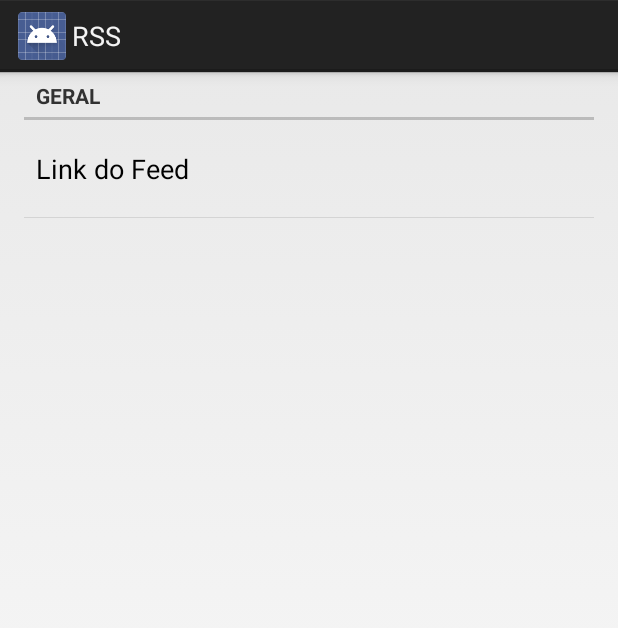
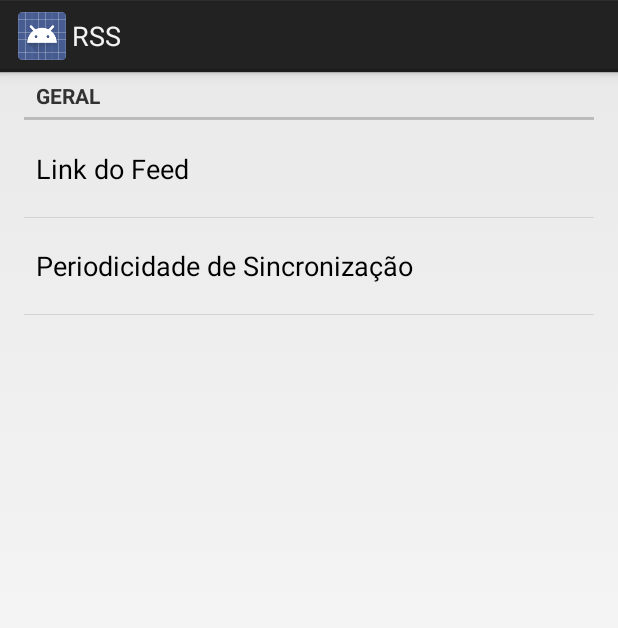
Before and after one commit to anderson-fsilva/programacao3_exercicios, an Android app: the screen it shows after launch (ConfigActivity), in the options menu, after a tap on "Configure", on a phone screen of 412 x 824 dp. Shown: the top 628 px of the screen. Run offline under Robolectric (Android 15) with nearby library versions, the phone set to English and light mode, and no system bars; 1 statement that could not run was skipped.

```diff
--- a/exercicio2-rss-master/RSS/app/src/main/AndroidManifest.xml
+++ b/exercicio2-rss-master/RSS/app/src/main/AndroidManifest.xml
@@ -30,6 +30,7 @@
         <receiver android:name=".ui.StaticReceiver" >
             <intent-filter>
                 <action android:name="broadcast.new.report"></action>
+                <category android:name="android.intent.category.DEFAULT"></category>
             </intent-filter>
 
         </receiver>
--- a/exercicio2-rss-master/RSS/app/src/main/java/br/ufpe/cin/if1001/rss/ui/ConfigActivity.java
+++ b/exercicio2-rss-master/RSS/app/src/main/java/br/ufpe/cin/if1001/rss/ui/ConfigActivity.java
@@ -1,8 +1,13 @@
 package br.ufpe.cin.if1001.rss.ui;
 
 import android.app.Activity;
+import android.content.SharedPreferences;
 import android.os.Bundle;
+import android.preference.ListPreference;
 import android.preference.PreferenceFragment;
+import android.preference.PreferenceManager;
+
+import java.util.List;
 
 import br.ufpe.cin.if1001.rss.R;
 
@@ -12,6 +17,16 @@ public class ConfigActivity extends Activity {
     protected void onCreate(Bundle savedInstanceState) {
         super.onCreate(savedInstanceState);
         setContentView(R.layout.activity_config);
+
+        SharedPreferences spf = PreferenceManager.getDefaultSharedPreferences(this);
+        SharedPreferences.Editor ed = spf.edit();
+
+        ed.putString()
+        String storeTime; //= spf.getString(getString(R.string.key_list_preference),"30 min");
+
+
+
+
     }
 
     public static class ConfigFragment extends PreferenceFragment {
--- a/exercicio2-rss-master/RSS/app/src/main/java/br/ufpe/cin/if1001/rss/ui/MainActivity.java
+++ b/exercicio2-rss-master/RSS/app/src/main/java/br/ufpe/cin/if1001/rss/ui/MainActivity.java
@@ -122,6 +122,23 @@ public class MainActivity extends Activity {
     }
 
 
+    // Para o caso de um broadcast estático, com a aplicação em segundo plano.
+    @Override
+    protected void onStop() {
+        super.onStop();
+
+        // Se houver uma nova notícia
+       // IntentFilter f = new IntentFilter("NEW_NOTICE");
+        //LocalBroadcastManager.getInstance(getApplicationContext()).registerReceiver(onNewNotice, f);
+    }
+
+    @Override
+    protected void onRestart() {
+        super.onRestart();
+
+        //LocalBroadcastManager.getInstance(getApplicationContext()).unregisterReceiver(onNewNotice);
+    }
+
     @Override
     protected void onDestroy() {
         db.close();
@@ -185,6 +202,16 @@ public class MainActivity extends Activity {
         public void onReceive(Context context, Intent intent) {
             Toast.makeText(context, "Download finalizado!", Toast.LENGTH_LONG).show();
             new ExibirFeed().execute();
+
+        }
+    };
+
+
+    // Caso haja uma nova notícia enquanto o app estiver em segundo plano
+    private BroadcastReceiver onNewNotice = new BroadcastReceiver() {
+        @Override
+        public void onReceive(Context context, Intent intent) {
+            sendBroadcast(new Intent("broadcast.new.report"));
         }
     };
 
--- a/exercicio2-rss-master/RSS/app/src/main/java/br/ufpe/cin/if1001/rss/ui/MainService.java
+++ b/exercicio2-rss-master/RSS/app/src/main/java/br/ufpe/cin/if1001/rss/ui/MainService.java
@@ -58,7 +58,10 @@ public class MainService extends IntentService{
                     Log.d("DB", "Encontrado pela primeira vez: " + i.getTitle());
                     db.insertItem(i);
 
-                    sendBroadcast(new Intent("broadcast.new.report"));
+                    // Para o caso em que o app estiver em segundo plano
+                    LocalBroadcastManager.getInstance(this).sendBroadcast(new Intent("NEW_NOTICE"));
+
+
                 }
             }
 
--- a/exercicio2-rss-master/RSS/app/src/main/java/br/ufpe/cin/if1001/rss/ui/StaticReceiver.java
+++ b/exercicio2-rss-master/RSS/app/src/main/java/br/ufpe/cin/if1001/rss/ui/StaticReceiver.java
@@ -12,7 +12,7 @@ public class StaticReceiver extends BroadcastReceiver {
 
     @Override
     public void onReceive(Context context, Intent intent) {
-        Log.i(TAG, "INTENT Recebido");
+        Log.i(TAG, "INTENT Recebido - StaticReceiver");
 
         Toast.makeText(context, "INTENT Recebido pelo StaticReceiver", Toast.LENGTH_LONG).show();
         Vibrator v = (Vibrator) context.getSystemService(Context.VIBRATOR_SERVICE);
--- /dev/null
+++ b/exercicio2-rss-master/RSS/app/src/main/res/values/array.xml
@@ -0,0 +1,20 @@
+<?xml version="1.0" encoding="utf-8"?>
+<resources>
+    <string-array name="time">
+        <item>30 min</item>
+        <item>1h</item>
+        <item>3h</item>
+        <item>6h</item>
+        <item>12h</item>
+        <item>24h</item>
+    </string-array>
+
+    <string-array name="times_values">
+        <item>30 min</item>
+        <item>1h</item>
+        <item>3h</item>
+        <item>6h</item>
+        <item>12h</item>
+        <item>24h</item>
+    </string-array>
+</resources>
--- a/exercicio2-rss-master/RSS/app/src/main/res/values/strings.xml
+++ b/exercicio2-rss-master/RSS/app/src/main/res/values/strings.xml
@@ -1,4 +1,5 @@
 <resources>
     <string name="app_name">RSS</string>
     <string name="rssfeed">http://g1.globo.com/dynamo/brasil/rss2.xml</string>
+    <string name="key_list_preference"></string>
 </resources>
--- a/exercicio2-rss-master/RSS/app/src/main/res/xml/config.xml
+++ b/exercicio2-rss-master/RSS/app/src/main/res/xml/config.xml
@@ -11,5 +11,13 @@
             android:dialogMessage="Digite o link"
             android:positiveButtonText="Salvar"
             android:negativeButtonText="Cancelar" />
+
+        <ListPreference
+            android:key="@string/key_list_preference"
+            android:title="Periodicidade de Sincronização"
+            android:entries="@array/time"
+            android:entryValues="@array/times_values"
+            android:defaultValue="30 min">
+        </ListPreference>
     </PreferenceCategory>
 </PreferenceScreen>
--- a/exercicio2-rss-master/RSS/gradle.properties
+++ b/exercicio2-rss-master/RSS/gradle.properties
@@ -10,7 +10,7 @@
 # Specifies the JVM arguments used for the daemon process.
 # The setting is particularly useful for tweaking memory settings.
 org.gradle.jvmargs=-Xmx1536m
-#android.enableAapt2=false
+android.enableAapt2=false
 # When configured, Gradle will run in incubating parallel mode.
 # This option should only be used with decoupled projects. More details, visit
 # http://www.gradle.org/docs/current/userguide/multi_project_builds.html#sec:decoupled_projects
```
